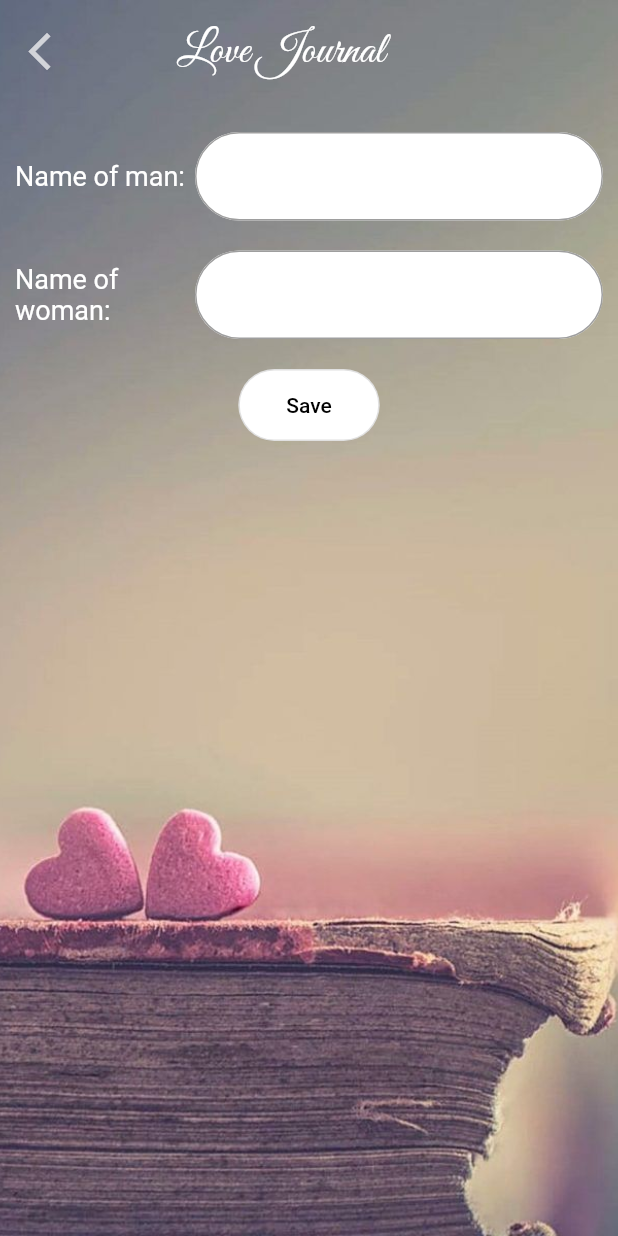
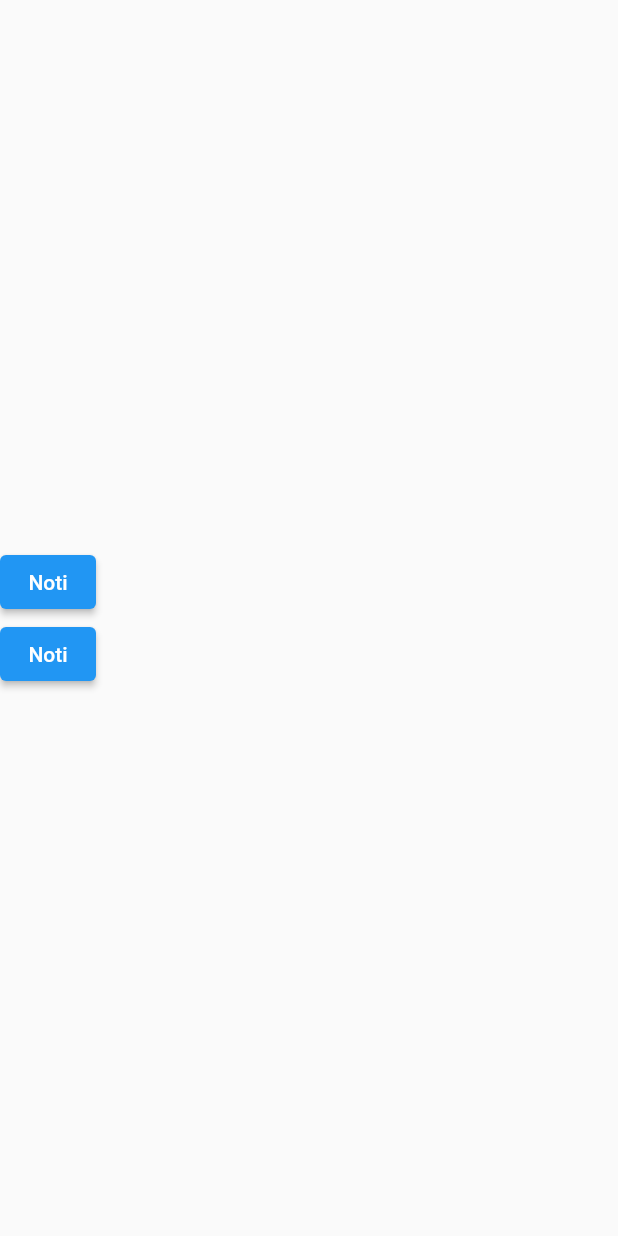
Before and after one commit to minhien17/datingapp, a Flutter app: the screen it shows after launch, after a tap on the "settings" icon, after a tap on "Notification", on a phone screen of 412 x 824 dp. Run offline on Flutter 3.47's test engine with Material 2 defaults, Android fonts, the light colour scheme and no system bars; our stand-ins replace flutter_local_notifications, flutter_timezone, get, image_picker, shared_preferences, timezone.

Commit message:
fix change date name

```diff
--- a/lib/main.dart
+++ b/lib/main.dart
@@ -1,8 +1,15 @@
 import 'package:datingapp/main/ui/home/home_page.dart';
+import 'package:datingapp/main/ui/setting/noti_service.dart';
+import 'package:datingapp/main/ui/video/video_page.dart';
 import 'package:flutter/material.dart';
 import 'package:get/get_navigation/get_navigation.dart';
 
 void main() {
+  WidgetsFlutterBinding.ensureInitialized();
+
+  // init notification
+  NotiService().initNotificaion();
+
   runApp(const MyApp());
 }
 
@@ -18,6 +25,7 @@ class MyApp extends StatelessWidget {
       getPages: [
         GetPage(name: '/', page: () => HomePage()),
         GetPage(name: '/setting', page: () => Container()),
+        // GetPage(name: '/video', page: () => VideoPage()),
       ],
     );
   }
--- a/lib/main/ui/drawer_page.dart
+++ b/lib/main/ui/drawer_page.dart
@@ -1,7 +1,8 @@
 import 'package:datingapp/main/res/app_style.dart';
 import 'package:datingapp/main/ui/drawer_logic.dart';
-import 'package:datingapp/main/ui/setting/change_date_page.dart';
-import 'package:datingapp/main/ui/setting/change_name_page.dart';
+import 'package:datingapp/main/ui/notification/notification_page.dart';
+import 'package:datingapp/main/ui/setting_page/change_date_page.dart';
+import 'package:datingapp/main/ui/setting_page/change_name_page.dart';
 import 'package:flutter/material.dart';
 import 'package:flutter/src/widgets/framework.dart';
 import 'package:flutter/src/widgets/placeholder.dart';
@@ -69,7 +70,7 @@ class DrawerPage extends StatelessWidget {
                         ),
                         "Notification"),
                     onTap: () {
-                      Get.to(ChangeName());
+                      Get.to(Notipage());
                     },
                   ),
                   // ExpansionTile(
--- a/lib/main/ui/home/home_logic.dart
+++ b/lib/main/ui/home/home_logic.dart
@@ -43,6 +43,7 @@ class HomeLogic extends GetxController {
     loadImage(nameImage2);
     loadImage("image");
     getDays();
+    getName();
   }
 
   Future pickImageFromGallery(String name) async {
@@ -86,7 +87,8 @@ class HomeLogic extends GetxController {
   }
 
   getDays() async {
-    loveDays = await SharedPreferenceUtil.getDays();
+    String loveDay = await SharedPreferenceUtil.getLoveDay();
+    loveDays = Common().caculateDays(loveDay);
     update();
   }
 
--- a/lib/main/ui/home/home_page.dart
+++ b/lib/main/ui/home/home_page.dart
@@ -122,7 +122,23 @@ class HomePage extends StatelessWidget {
                             ),
                           ),
                           Center(
-                            child: Text("<3 31/07/2024 "),
+                            child: Container(
+                                padding: EdgeInsets.all(20),
+                                decoration: BoxDecoration(
+                                  borderRadius: BorderRadius.circular(20),
+                                  color: Colors.grey,
+                                ),
+                                child: Row(
+                                  mainAxisSize: MainAxisSize.min,
+                                  mainAxisAlignment: MainAxisAlignment.center,
+                                  children: [
+                                    tim(controller.loveDays ~/ 365, "Năm"),
+                                    tim(controller.loveDays ~/ 30, "Tháng"),
+                                    tim((controller.loveDays % 30) ~/ 7,
+                                        "Tuần"),
+                                    tim(controller.loveDays % 7, "Ngày")
+                                  ],
+                                )),
                           ),
                         ],
                       ),
@@ -275,4 +291,33 @@ class HomePage extends StatelessWidget {
           );
         });
   }
+
+  Widget tim(int count, String type) {
+    return Column(
+      mainAxisSize: MainAxisSize.min,
+      children: [
+        Stack(
+          children: [
+            SizedBox(
+              height: 80,
+              child: Image.asset("assets/image/tim.png"),
+            ),
+            SizedBox(
+              height: 80,
+              width: 80,
+              child: Center(
+                  child: Text(
+                "${count}",
+                style: AppStyles.textName,
+              )),
+            ),
+          ],
+        ),
+        Text(
+          type,
+          style: AppStyles.title.copyWith(fontSize: 20),
+        )
+      ],
+    );
+  }
 }
--- /dev/null
+++ b/lib/main/ui/notification/notification_page.dart
@@ -0,0 +1,42 @@
+import 'package:datingapp/main/ui/setting/noti_service.dart';
+import 'package:flutter/material.dart';
+import 'package:flutter/src/widgets/framework.dart';
+import 'package:flutter/src/widgets/placeholder.dart';
+
+class Notipage extends StatefulWidget {
+  const Notipage({super.key});
+
+  @override
+  State<Notipage> createState() => _NotipageState();
+}
+
+class _NotipageState extends State<Notipage> {
+  @override
+  Widget build(BuildContext context) {
+    return Scaffold(
+      body: SafeArea(
+          child: Column(
+        mainAxisAlignment: MainAxisAlignment.center,
+        children: [
+          ElevatedButton(
+              onPressed: () {
+                NotiService()
+                    .showNotification(title: "Love", body: "Yêu thêm 1 ngày");
+              },
+              child: Text("Noti")),
+
+          // schedule notification for later
+          ElevatedButton(
+              onPressed: () {
+                NotiService().scheduleNotification(
+                    title: "Title",
+                    body: "Bạn đã yêu thêm 1 ngày",
+                    hour: 10,
+                    minute: 40);
+              },
+              child: Text("Noti")),
+        ],
+      )),
+    );
+  }
+}
--- /dev/null
+++ b/lib/main/ui/setting/noti_service.dart
@@ -0,0 +1,83 @@
+import 'package:flutter/material.dart';
+import 'package:flutter_local_notifications/flutter_local_notifications.dart';
+import 'package:timezone/timezone.dart' as tz;
+import 'package:timezone/data/latest.dart' as tz;
+import 'package:flutter_timezone/flutter_timezone.dart';
+
+class NotiService {
+  final notificationsFlugin = FlutterLocalNotificationsPlugin();
+
+  bool _isInitialized = false;
+
+  bool get isInitialized => _isInitialized;
+
+  // initialize
+  Future<void> initNotificaion() async {
+    if (_isInitialized) return; // prevent re-init
+
+    //init timezone handling
+    // tz.initializeTimeZones();
+    // final String currentTimeZone = await FlutterTimezone.getLocalTimezone();
+    // tz.setLocalLocation(tz.getLocation(currentTimeZone));
+
+    // android
+    const initSettingAndroid = AndroidInitializationSettings("@mipmap/ic_app");
+    // ios
+
+    const initSettings = InitializationSettings(
+      android: initSettingAndroid,
+    );
+
+    // finally, init the flugin !
+    await notificationsFlugin.initialize(initSettings);
+  }
+  // detail setup
+
+  NotificationDetails notificationDetails() {
+    return const NotificationDetails(
+        android: AndroidNotificationDetails(
+            'daily_channel_id', "Daily Notifications",
+            channelDescription: 'Daily Notification Channel',
+            importance: Importance.max,
+            priority: Priority.max));
+  }
+
+  // show notification
+  Future<void> showNotification(
+      {int id = 0, String? title, String? body, String? payload}) async {
+    return notificationsFlugin.show(id, title, body, notificationDetails());
+  }
+
+  // Schedule
+  Future<void> scheduleNotification(
+      {int id = 1,
+      required String title,
+      required String body,
+      required int hour,
+      required int minute}) async {
+    // get the current date/time in device's local timezone
+    final now = tz.TZDateTime.now(tz.local);
+
+    // create a date/time for today at the specified hour/min
+    var scheduledDate =
+        tz.TZDateTime(tz.local, now.year, now.month, now.day, hour, minute);
+
+    // schedule notification
+    await notificationsFlugin.zonedSchedule(
+      id, title, body, scheduledDate, NotificationDetails(),
+      // ios
+      uiLocalNotificationDateInterpretation:
+          UILocalNotificationDateInterpretation.absoluteTime,
+      //android
+      androidScheduleMode: AndroidScheduleMode.inexactAllowWhileIdle,
+
+      // make notification repeat DAILY at same time
+      matchDateTimeComponents: DateTimeComponents.time,
+    );
+  }
+
+  // cancel all notification
+  Future<void> cancelAllNotifications() async {
+    await notificationsFlugin.cancelAll();
+  }
+}
--- a/lib/main/ui/setting/change_date_page.dart
+++ b/lib/main/ui/setting_page/change_date_page.dart
@@ -1,4 +1,4 @@
-import 'package:datingapp/main/ui/setting/change_name_logic.dart';
+import 'package:datingapp/main/ui/setting_page/change_name_logic.dart';
 import 'package:datingapp/main/util/common.dart';
 import 'package:datingapp/main/util/dialog_util.dart';
 import 'package:flutter/material.dart';
--- a/lib/main/ui/setting/change_name_logic.dart
+++ b/lib/main/ui/setting_page/change_name_logic.dart
@@ -33,8 +33,6 @@ class ChangeNameLogic extends GetxController {
   }
 
   saveName() async {
-    // nameOfMan = textMan;
-    // nameOfWoman = textWoman;
     await SharedPreferenceUtil.saveManName(textMan);
     await SharedPreferenceUtil.saveWomanName(textWoman);
     Get.back();
@@ -43,7 +41,8 @@ class ChangeNameLogic extends GetxController {
 
   saveDate() async {
     print("save");
-    await SharedPreferenceUtil.saveLoveDay(Common().caculateDays(date));
+    String loveDay = Common().switchDateToString(date);
+    await SharedPreferenceUtil.saveLoveDay(loveDay);
     Get.back();
     Get.find<HomeLogic>().getDays();
   }
--- a/lib/main/ui/setting/change_name_page.dart
+++ b/lib/main/ui/setting_page/change_name_page.dart
@@ -1,4 +1,4 @@
-import 'package:datingapp/main/ui/setting/change_name_logic.dart';
+import 'package:datingapp/main/ui/setting_page/change_name_logic.dart';
 import 'package:datingapp/main/util/common.dart';
 import 'package:datingapp/main/util/dialog_util.dart';
 import 'package:flutter/material.dart';
--- a/lib/main/util/common.dart
+++ b/lib/main/util/common.dart
@@ -1,7 +1,9 @@
+import 'package:intl/intl.dart';
+
 class Common {
-  caculateDays(DateTime lovedDate) {
+  caculateDays(String s) {
     int loveDays = 0;
-    // DateTime lovedDate = DateTime(2024, 7, 31);
+    DateTime lovedDate = DateFormat("dd/MM/yyyy").parse(s);
     DateTime currentDate = DateTime.now();
     loveDays = currentDate.difference(lovedDate).inDays;
     return loveDays;
@@ -12,4 +14,9 @@ class Common {
     s = s + "${date.day}/${date.month}/${date.year}";
     return s;
   }
+
+  switchDateToString(DateTime date) {
+    String s = DateFormat('dd/MM/yyyy').format(date);
+    return s;
+  }
 }
--- a/lib/main/util/share_preference.dart
+++ b/lib/main/util/share_preference.dart
@@ -17,9 +17,9 @@ class SharedPreferenceUtil {
     await prefs.setString(Key.Key_Woman_Name, name);
   }
 
-  static Future saveLoveDay(int days) async {
+  static Future saveLoveDay(String date) async {
     SharedPreferences prefs = await SharedPreferences.getInstance();
-    await prefs.setInt(Key.Key_Love_Day, days);
+    await prefs.setString(Key.Key_Love_Day, date);
   }
 
   static Future<String> getManName() async {
@@ -32,8 +32,8 @@ class SharedPreferenceUtil {
     return prefs.getString(Key.Key_Woman_Name) ?? "Thơ";
   }
 
-  static Future<int> getDays() async {
+  static Future<String> getLoveDay() async {
     SharedPreferences prefs = await SharedPreferences.getInstance();
-    return prefs.getInt(Key.Key_Love_Day) ?? 0;
+    return prefs.getString(Key.Key_Love_Day) ?? "31/07/2024";
   }
 }
--- a/pubspec.yaml
+++ b/pubspec.yaml
@@ -39,6 +39,11 @@ dependencies:
   image_picker: ^0.8.6
   path_provider: ^2.1.1
   shared_preferences: ^2.2.2
+  flutter_local_notifications: ^17.2.4
+  timezone: ^0.9.2
+  flutter_timezone: ^1.0.8
+  intl: ^0.18.1
+  # video_player: ^2.7.2
 
 dev_dependencies:
   flutter_test:
```
Also changed, not shown: lib/main/ui/video/video_page.dart (added, +38 -0 lines), assets/image/tim.png (added), pubspec.lock, 2 other files.
